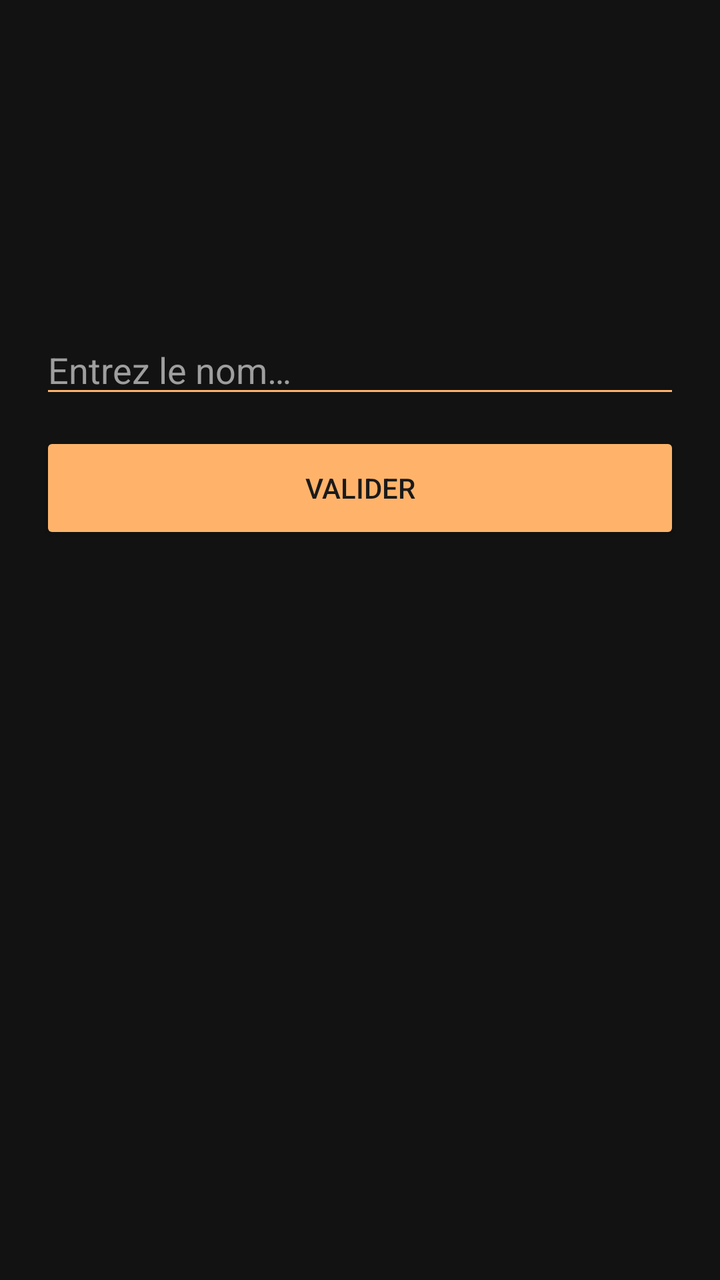
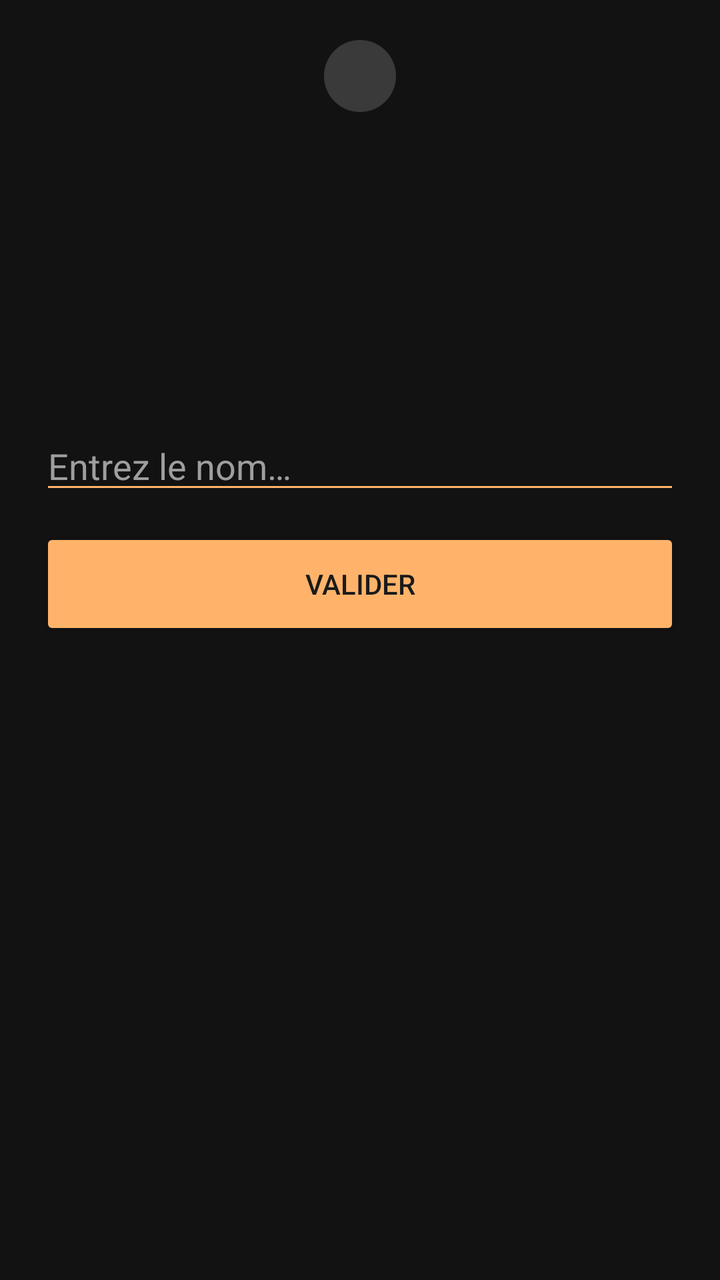

Before-and-after screenshots of an Android layout around one commit, followed by the original layout XML and the change that was made.
<!-- AndroidManifest.xml: application theme Theme.App_mythology -->
<!-- res/layout/fragment_quiz_entity.xml -->
<?xml version="1.0" encoding="utf-8"?>
<ScrollView xmlns:android="http://schemas.android.com/apk/res/android"
    android:layout_width="match_parent" android:layout_height="match_parent"
    android:background="@color/surface">

    <LinearLayout android:layout_width="match_parent" android:layout_height="wrap_content"
        android:orientation="vertical" android:padding="20dp">

        
        <HorizontalScrollView
            android:layout_width="match_parent" android:layout_height="wrap_content"
            android:scrollbars="none" android:layout_marginBottom="12dp">
            <LinearLayout android:id="@+id/dots_container"
                android:layout_width="wrap_content" android:layout_height="wrap_content"
                android:orientation="horizontal"/>
        </HorizontalScrollView>

        <TextView android:id="@+id/tv_quiz_progress"
            android:layout_width="match_parent" android:layout_height="wrap_content"
            android:textSize="13sp" android:textColor="#FF9E9E9E"
            android:layout_marginBottom="16dp"/>

        <TextView android:id="@+id/tv_quiz_mythology"
            android:layout_width="match_parent" android:layout_height="wrap_content"
            android:textSize="16sp" android:textColor="#FFEAEAEA"
            android:layout_marginBottom="8dp"/>
        <TextView android:id="@+id/tv_quiz_domain"
            android:layout_width="match_parent" android:layout_height="wrap_content"
            android:textSize="16sp" android:textColor="#FFEAEAEA"
            android:layout_marginBottom="8dp"/>
        <TextView android:id="@+id/tv_quiz_race"
            android:layout_width="match_parent" android:layout_height="wrap_content"
            android:textSize="16sp" android:textColor="#FFEAEAEA"
            android:layout_marginBottom="16dp"/>

        <LinearLayout android:id="@+id/group_all_info"
            android:layout_width="match_parent" android:layout_height="wrap_content"
            android:orientation="vertical" android:visibility="gone"
            android:background="@drawable/card_bg"
            android:padding="12dp" android:layout_marginBottom="16dp">
            <TextView android:id="@+id/tv_quiz_all_info"
                android:layout_width="match_parent" android:layout_height="wrap_content"
                android:textSize="14sp" android:textColor="#FFEAEAEA"/>
        </LinearLayout>

        <TextView android:id="@+id/tv_correct_name"
            android:layout_width="match_parent" android:layout_height="wrap_content"
            android:textSize="16sp" android:textStyle="bold" android:textColor="#FFFF6B6B"
            android:visibility="gone" android:layout_marginBottom="12dp"/>

        <EditText android:id="@+id/et_answer"
            android:layout_width="match_parent" android:layout_height="wrap_content"
            android:hint="Entrez le nom…" android:textColor="#FFEAEAEA"
            android:textColorHint="#FF9E9E9E" android:backgroundTint="#FFB36A"
            android:inputType="text" android:imeOptions="actionDone"
            android:layout_marginBottom="12dp"/>

        <Button android:id="@+id/btn_validate"
            android:layout_width="match_parent" android:layout_height="56dp"
            android:text="Valider" android:backgroundTint="#FFB36A" android:textColor="#FF1A1A1A"
            android:layout_marginBottom="8dp"/>

        <Button android:id="@+id/btn_next_after_wrong"
            android:layout_width="match_parent" android:layout_height="56dp"
            android:text="Question suivante →" android:backgroundTint="#FF3A3A3A"
            android:textColor="#FFEAEAEA" android:visibility="gone" android:layout_marginBottom="8dp"/>

        <LinearLayout android:id="@+id/layout_result"
            android:layout_width="match_parent" android:layout_height="wrap_content"
            android:orientation="vertical" android:gravity="center"
            android:visibility="gone" android:layout_marginTop="24dp">
            <TextView android:id="@+id/tv_score"
                android:layout_width="wrap_content" android:layout_height="wrap_content"
                android:textSize="28sp" android:textStyle="bold" android:textColor="#FFB36A"
                android:layout_marginBottom="20dp"/>
            <Button android:id="@+id/btn_restart"
                android:layout_width="220dp" android:layout_height="56dp"
                android:text="Retour aux quiz" android:backgroundTint="#FFB36A" android:textColor="#FF1A1A1A"/>
        </LinearLayout>

    </LinearLayout>
</ScrollView>
<!-- resources referenced by this layout -->
<resources>
  <color name="surface">#FF121212</color>
  <!-- drawable card_bg (drawable) -->
  <?xml version="1.0" encoding="utf-8"?>
  <shape xmlns:android="http://schemas.android.com/apk/res/android"
      android:shape="rectangle">
      <solid android:color="#FF2A2A2A"/>
      <corners android:radius="8dp"/>
  </shape>
  <style name="Theme.App_mythology" parent="Base.Theme.App_mythology" />
  <style name="Base.Theme.App_mythology" parent="Theme.MaterialComponents.DayNight">
          
          <item name="colorPrimary">@color/primary</item>
          <item name="colorPrimaryDark">@color/colorPrimaryDark</item>
          <item name="colorAccent">@color/colorAccent</item>
          <item name="colorOnPrimary">@color/on_primary</item>
          <item name="colorSurface">@color/surface</item>
          <item name="colorOnSurface">@color/on_surface</item>
          <item name="android:windowBackground">@color/surface</item>
          <item name="android:statusBarColor">@color/surface</item>
          <item name="android:navigationBarColor">@color/surface</item>
          
          <item name="actionBarStyle">@style/MyActionBar</item>
          <item name="textInputStyle">@style/Widget.MaterialComponents.TextInputLayout.OutlinedBox</item>
      </style>
  <color name="primary">#FFB36A</color>
  <color name="colorPrimaryDark">#FF0A0A0A</color>
  <color name="colorAccent">#FFB36A</color>
  <color name="on_primary">#FF1A1A1A</color>
  <color name="on_surface">#FFEAEAEA</color>
  <style name="MyActionBar" parent="Widget.MaterialComponents.ActionBar.Solid">
          <item name="background">@color/surface</item>
          <item name="titleTextStyle">@style/MyActionBarTitle</item>
          <item name="navigationIconTint">@color/primary</item>
      </style>
  <style name="MyActionBarTitle" parent="TextAppearance.Widget.AppCompat.Toolbar.Title">
          <item name="android:textColor">@color/on_surface</item>
      </style>
</resources>

<!-- the commit's change to res/layout/fragment_quiz_entity.xml (unified diff, before → after) -->
@@ -5,6 +5,16 @@
 
     <LinearLayout android:layout_width="match_parent" android:layout_height="wrap_content"
         android:orientation="vertical" android:padding="20dp">
+
+        
+        <TextView android:id="@+id/tv_difficulty_badge"
+            android:layout_width="36dp" android:layout_height="36dp"
+            android:layout_gravity="center_horizontal"
+            android:gravity="center"
+            android:textSize="16sp" android:textStyle="bold"
+            android:textColor="#FF1A1A1A"
+            android:background="@drawable/dot_neutral"
+            android:layout_marginBottom="12dp"/>
 
         
         <HorizontalScrollView
@@ -33,6 +43,7 @@
             android:textSize="16sp" android:textColor="#FFEAEAEA"
             android:layout_marginBottom="16dp"/>
 
+        
         <LinearLayout android:id="@+id/group_all_info"
             android:layout_width="match_parent" android:layout_height="wrap_content"
             android:orientation="vertical" android:visibility="gone"
<!-- resource entries referenced after the edit -->
@@ -7,6 +7,12 @@
       android:shape="rectangle">
       <solid android:color="#FF2A2A2A"/>
       <corners android:radius="8dp"/>
+  </shape>
+  <!-- drawable dot_neutral (drawable) -->
+  <?xml version="1.0" encoding="utf-8"?>
+  <shape xmlns:android="http://schemas.android.com/apk/res/android"
+      android:shape="oval">
+      <solid android:color="#FF3A3A3A"/>
   </shape>
   <style name="Theme.App_mythology" parent="Base.Theme.App_mythology" />
   <style name="Base.Theme.App_mythology" parent="Theme.MaterialComponents.DayNight">
